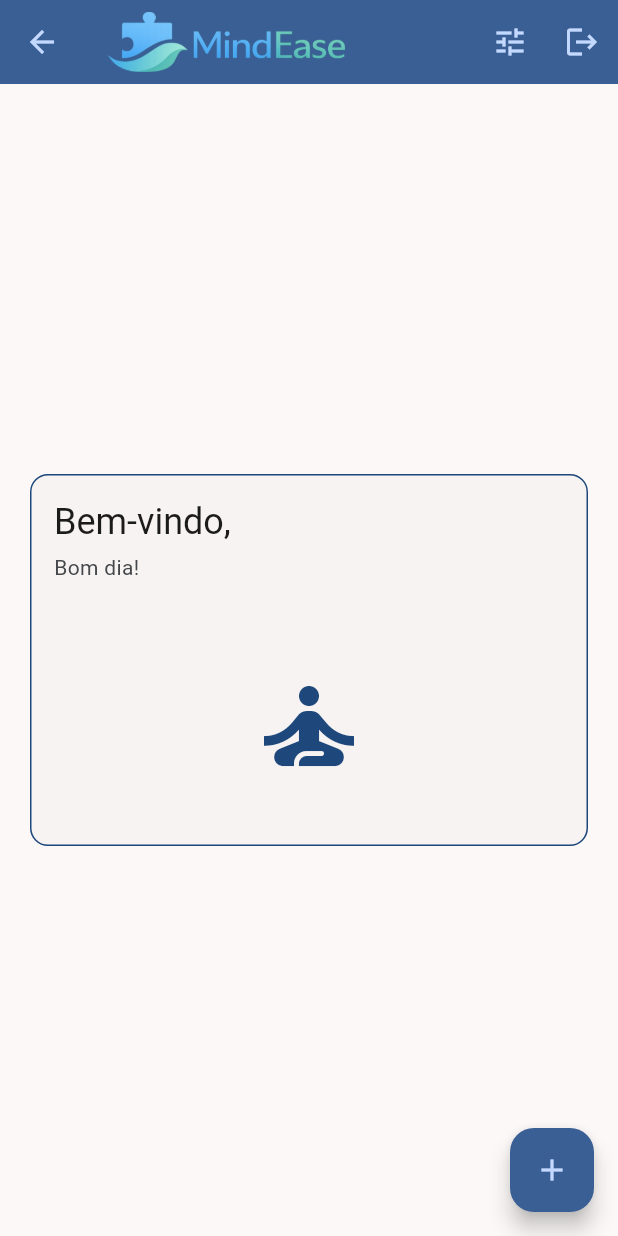
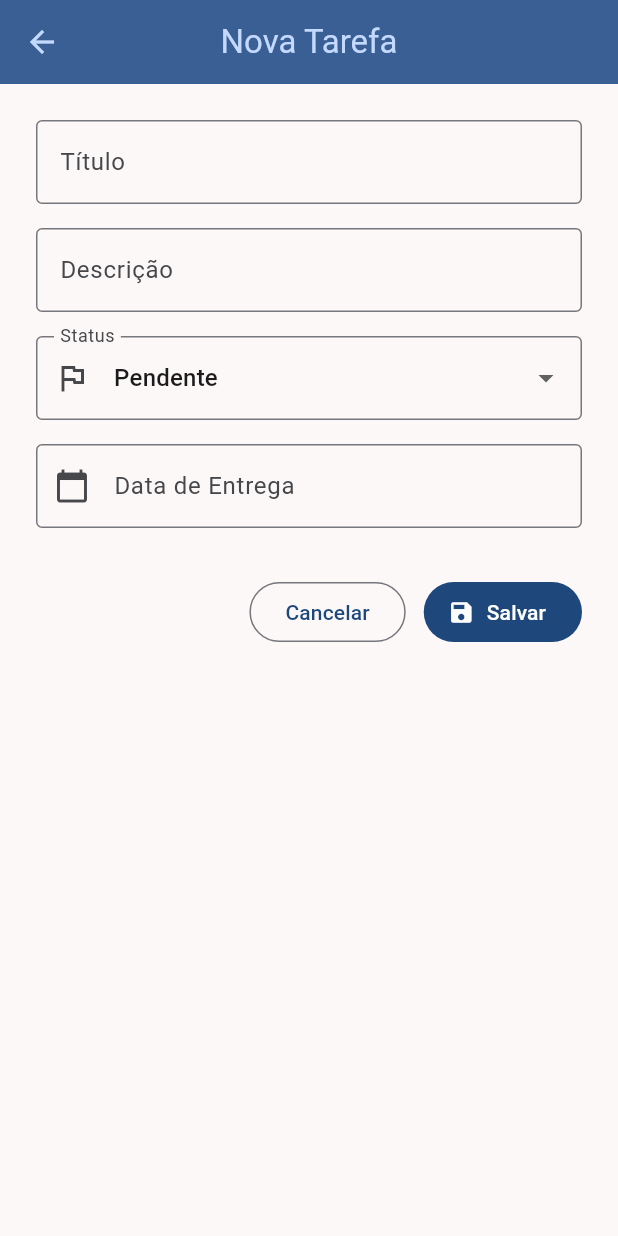
Before and after one commit to danguimaraes86/frontend-hackathon-mobile, a Flutter app: the DashboardView screen opened by its route, after a tap on the "add" icon, on a phone screen of 412 x 824 dp. Run offline on Flutter 3.47's test engine with Material 3 defaults, Android fonts, the phone set to English and light mode, and no system bars; our stand-ins replace cloud_firestore, firebase_auth, firebase_core; accounts and stored records are empty; generated files the repository leaves out were written again.

Commit message:
add: task create and edit form

```diff
--- a/lib/configs/routes.dart
+++ b/lib/configs/routes.dart
@@ -3,6 +3,7 @@ import 'package:frontend_hackathon_mobile/views/auth/login_view.dart';
 import 'package:frontend_hackathon_mobile/views/auth/signup_view.dart';
 import 'package:frontend_hackathon_mobile/views/dashboard/dashboard_view.dart';
 import 'package:frontend_hackathon_mobile/views/home/home_view.dart';
+import 'package:frontend_hackathon_mobile/views/task_form/task_form_view.dart';
 import 'package:frontend_hackathon_mobile/views/task_list/task_list_view.dart';
 
 class Routes {
@@ -20,7 +21,7 @@ class Routes {
       Routes.login: (context) => const LoginView(),
       Routes.dashboard: (context) => const DashboardView(),
       Routes.taskList: (context) => const TaskListView(),
-      // Routes.taskForm: (context) => const TransactionsFormPage(),
+      Routes.taskForm: (context) => const TaskFormView(),
     };
   }
 }
--- a/lib/shared/widgets/custom_input_text.dart
+++ b/lib/shared/widgets/custom_input_text.dart
@@ -9,7 +9,7 @@ class CustomInputTextWidget extends StatelessWidget {
   final IconData? prefixIcon;
   final bool obscureText;
   final TextInputType? keyboardType;
-  final List<String? Function(String?)>? validatores;
+  final List<String? Function(String?)>? validatorList;
   final void Function(String)? onChanged;
   final List<TextInputFormatter>? inputFormatter;
 
@@ -21,7 +21,7 @@ class CustomInputTextWidget extends StatelessWidget {
     this.prefixIcon,
     this.obscureText = false,
     this.keyboardType,
-    this.validatores,
+    this.validatorList,
     this.onChanged,
     this.inputFormatter,
   });
@@ -45,7 +45,7 @@ class CustomInputTextWidget extends StatelessWidget {
       cursorColor: Theme.of(context).colorScheme.primary,
       obscureText: obscureText,
       keyboardType: keyboardType,
-      validator: validators(validatores ?? []),
+      validator: validators(validatorList ?? []),
       autocorrect: false,
       inputFormatters: inputFormatter,
       onChanged: onChanged,
--- a/lib/views/auth/login_view.dart
+++ b/lib/views/auth/login_view.dart
@@ -117,7 +117,7 @@ class _LoginViewState extends State<LoginView> {
                 hintText: 'Digite seu email',
                 prefixIcon: Icons.email,
                 keyboardType: TextInputType.emailAddress,
-                validatores: [
+                validatorList: [
                   (v) => validateRequiredField(v),
                   (v) => validateEmail(v),
                 ],
@@ -130,7 +130,7 @@ class _LoginViewState extends State<LoginView> {
                 hintText: 'Digite sua senha',
                 prefixIcon: Icons.lock,
                 obscureText: true,
-                validatores: [
+                validatorList: [
                   (v) => validateRequiredField(v),
                   (v) => validateMinimumLength(v, minimo: 6),
                 ],
--- a/lib/views/dashboard/dashboard_view.dart
+++ b/lib/views/dashboard/dashboard_view.dart
@@ -1,4 +1,5 @@
 import 'package:flutter/material.dart';
+import 'package:frontend_hackathon_mobile/configs/routes.dart';
 import 'package:frontend_hackathon_mobile/providers/task_provider.dart';
 import 'package:frontend_hackathon_mobile/shared/widgets/authenticated_app_bar.dart';
 import 'package:frontend_hackathon_mobile/views/dashboard/widgets/dashboard_full_details.dart';
@@ -31,7 +32,9 @@ class _DashboardViewState extends State<DashboardView> {
         ),
       ),
       floatingActionButton: FloatingActionButton(
-        onPressed: () {},
+        onPressed: () {
+          Navigator.pushNamed(context, Routes.taskForm);
+        },
         backgroundColor: Theme.of(context).colorScheme.primaryContainer,
         child: Icon(
           Icons.add,
--- /dev/null
+++ b/lib/views/task_form/task_form_view.dart
@@ -0,0 +1,227 @@
+import 'package:flutter/material.dart';
+import 'package:frontend_hackathon_mobile/models/task_model.dart';
+import 'package:frontend_hackathon_mobile/providers/task_provider.dart';
+import 'package:frontend_hackathon_mobile/shared/utils/form_validators.dart';
+import 'package:frontend_hackathon_mobile/shared/widgets/custom_input_text.dart';
+import 'package:provider/provider.dart';
+
+class TaskFormView extends StatefulWidget {
+  final Task? task;
+
+  const TaskFormView({super.key, this.task});
+
+  @override
+  State<TaskFormView> createState() => _TaskFormViewState();
+}
+
+class _TaskFormViewState extends State<TaskFormView> {
+  final _formKey = GlobalKey<FormState>();
+  final _titleController = TextEditingController();
+  final _descriptionController = TextEditingController();
+  TaskStatus _selectedStatus = TaskStatus.pending;
+  DateTime? _dueDate;
+
+  bool get _isEditing => widget.task != null;
+  bool _isLoading = false;
+
+  @override
+  void initState() {
+    super.initState();
+    if (_isEditing) {
+      _titleController.text = widget.task!.title;
+      _descriptionController.text = widget.task!.description ?? '';
+      _selectedStatus = widget.task!.status;
+      _dueDate = widget.task!.dueDate;
+    }
+  }
+
+  @override
+  void dispose() {
+    _titleController.dispose();
+    _descriptionController.dispose();
+    super.dispose();
+  }
+
+  Future<void> _pickDueDate() async {
+    final now = DateTime.now();
+    final picked = await showDatePicker(
+      context: context,
+      initialDate: _dueDate ?? now,
+      firstDate: now,
+      lastDate: DateTime(now.year + 5),
+      helpText: 'Selecione a data de entrega',
+    );
+    if (picked != null) {
+      setState(() => _dueDate = picked);
+    }
+  }
+
+  Future<void> _onSubmit() async {
+    if (!_formKey.currentState!.validate()) return;
+
+    setState(() => _isLoading = true);
+
+    try {
+      final now = DateTime.now();
+      final task = Task(
+        id: widget.task?.id ?? '',
+        userId: widget.task?.userId ?? '',
+        title: _titleController.text.trim(),
+        description: _descriptionController.text.trim().isEmpty
+            ? null
+            : _descriptionController.text.trim(),
+        status: _selectedStatus,
+        dueDate: _dueDate,
+        createdAt: widget.task?.createdAt ?? now,
+        updatedAt: now,
+        completedAt: _selectedStatus == TaskStatus.completed
+            ? (widget.task?.completedAt ?? now)
+            : null,
+      );
+
+      final provider = context.read<TaskProvider>();
+
+      if (_isEditing) {
+        await provider.updateTask(widget.task!.id, task);
+      } else {
+        await provider.addTask(task);
+      }
+
+      if (mounted) Navigator.of(context).pop();
+    } catch (e) {
+      if (mounted) {
+        ScaffoldMessenger.of(
+          context,
+        ).showSnackBar(SnackBar(content: Text('Erro ao salvar tarefa: $e')));
+      }
+    } finally {
+      if (mounted) setState(() => _isLoading = false);
+    }
+  }
+
+  @override
+  Widget build(BuildContext context) {
+    final colorScheme = Theme.of(context).colorScheme;
+
+    return Scaffold(
+      appBar: AppBar(
+        title: Text(_isEditing ? 'Editar Tarefa' : 'Nova Tarefa'),
+        centerTitle: true,
+        backgroundColor: colorScheme.primaryContainer,
+        foregroundColor: colorScheme.onPrimaryContainer,
+      ),
+      body: SingleChildScrollView(
+        padding: const EdgeInsets.all(24.0),
+        child: Form(
+          key: _formKey,
+          child: Column(
+            crossAxisAlignment: CrossAxisAlignment.stretch,
+            children: [
+              // Título
+              CustomInputTextWidget(
+                controller: _titleController,
+                labelText: 'Título',
+                hintText: 'Digite o título da tarefa',
+
+                validatorList: [(v) => validateRequiredField(v)],
+              ),
+              const SizedBox(height: 16),
+
+              // Descrição
+              CustomInputTextWidget(
+                controller: _descriptionController,
+                labelText: 'Descrição',
+                hintText: 'Descreva a tarefa (opcional)',
+              ),
+              const SizedBox(height: 16),
+
+              // Status e Data de Entrega
+              Column(
+                children: [
+                  // Status
+                  DropdownButtonFormField<TaskStatus>(
+                    initialValue: _selectedStatus,
+                    decoration: const InputDecoration(
+                      labelText: 'Status',
+                      prefixIcon: Icon(Icons.flag_outlined),
+                      border: OutlineInputBorder(),
+                    ),
+                    items: TaskStatus.values
+                        .map(
+                          (status) => DropdownMenuItem(
+                            value: status,
+                            child: Text(status.label),
+                          ),
+                        )
+                        .toList(),
+                    onChanged: (value) {
+                      if (value != null) {
+                        setState(() => _selectedStatus = value);
+                      }
+                    },
+                  ),
+
+                  const SizedBox(height: 16),
+
+                  // Data de Entrega
+                  GestureDetector(
+                    onTap: _pickDueDate,
+                    child: AbsorbPointer(
+                      child: TextFormField(
+                        readOnly: true,
+                        decoration: InputDecoration(
+                          labelText: 'Data de Entrega',
+                          hintText: 'DD/MM/AAAA',
+                          prefixIcon: const Icon(Icons.calendar_today),
+                          suffixIcon: _dueDate != null
+                              ? IconButton(
+                                  icon: const Icon(Icons.clear),
+                                  onPressed: () =>
+                                      setState(() => _dueDate = null),
+                                )
+                              : null,
+                          border: const OutlineInputBorder(),
+                        ),
+                        controller: TextEditingController(
+                          text: _dueDate != null
+                              ? '${_dueDate!.day.toString().padLeft(2, '0')}/${_dueDate!.month.toString().padLeft(2, '0')}/${_dueDate!.year}'
+                              : '',
+                        ),
+                      ),
+                    ),
+                  ),
+                ],
+              ),
+              const SizedBox(height: 32),
+
+              // Botões
+              Row(
+                mainAxisAlignment: MainAxisAlignment.end,
+                children: [
+                  OutlinedButton(
+                    onPressed: _isLoading
+                        ? null
+                        : () => Navigator.of(context).pop(),
+                    child: const Text('Cancelar'),
+                  ),
+                  const SizedBox(width: 12),
+                  FilledButton.icon(
+                    onPressed: _isLoading ? null : _onSubmit,
+                    icon: _isLoading
+                        ? const SizedBox(
+                            width: 16,
+                            height: 16,
+                            child: CircularProgressIndicator(strokeWidth: 2),
+                          )
+                        : const Icon(Icons.save),
+                    label: const Text('Salvar'),
+                  ),
+                ],
+              ),
+            ],
+          ),
+        ),
+      ),
+    );
+  }
+}
--- a/pubspec.yaml
+++ b/pubspec.yaml
@@ -1,6 +1,6 @@
 name: frontend_hackathon_mobile
 description: "Fiap Hackathon - MindEase Mobile"
-publish_to: 'none'
+publish_to: "none"
 version: 1.0.0+1
 
 environment:
@@ -13,6 +13,8 @@ platforms:
 
 dependencies:
   flutter:
+    sdk: flutter
+  flutter_localizations:
     sdk: flutter
 
   firebase_core: ^4.4.0
```
Also changed, not shown: lib/main.dart (+8 -0 lines), lib/views/auth/signup_view.dart (+4 -4 lines), pubspec.lock.
